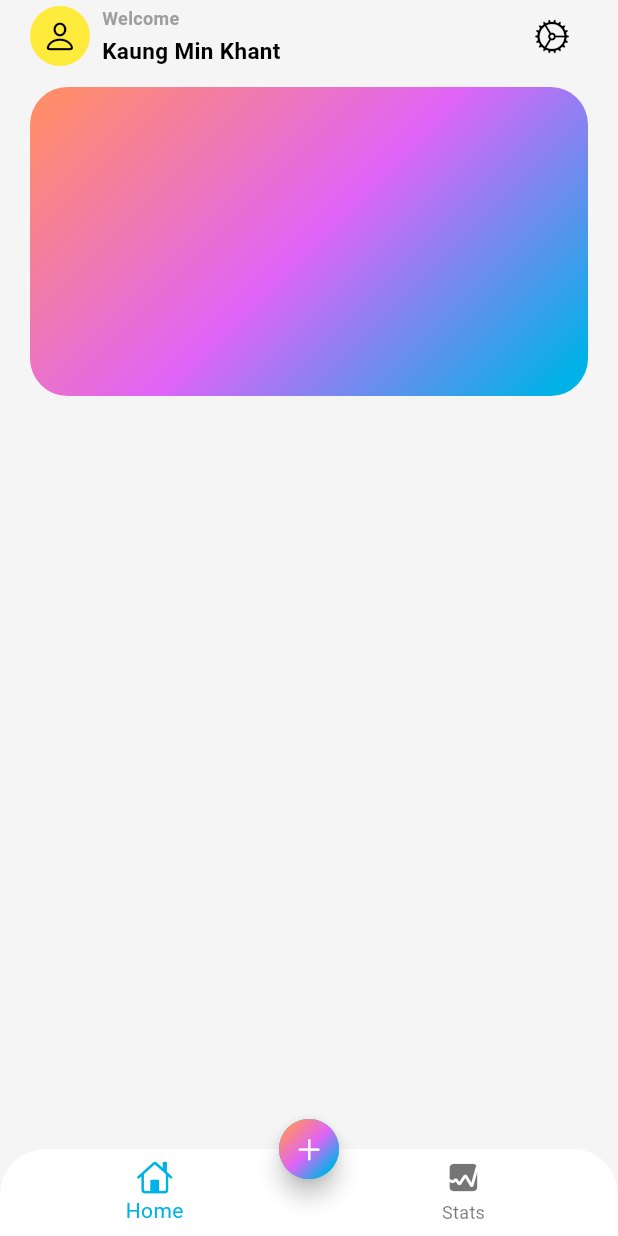
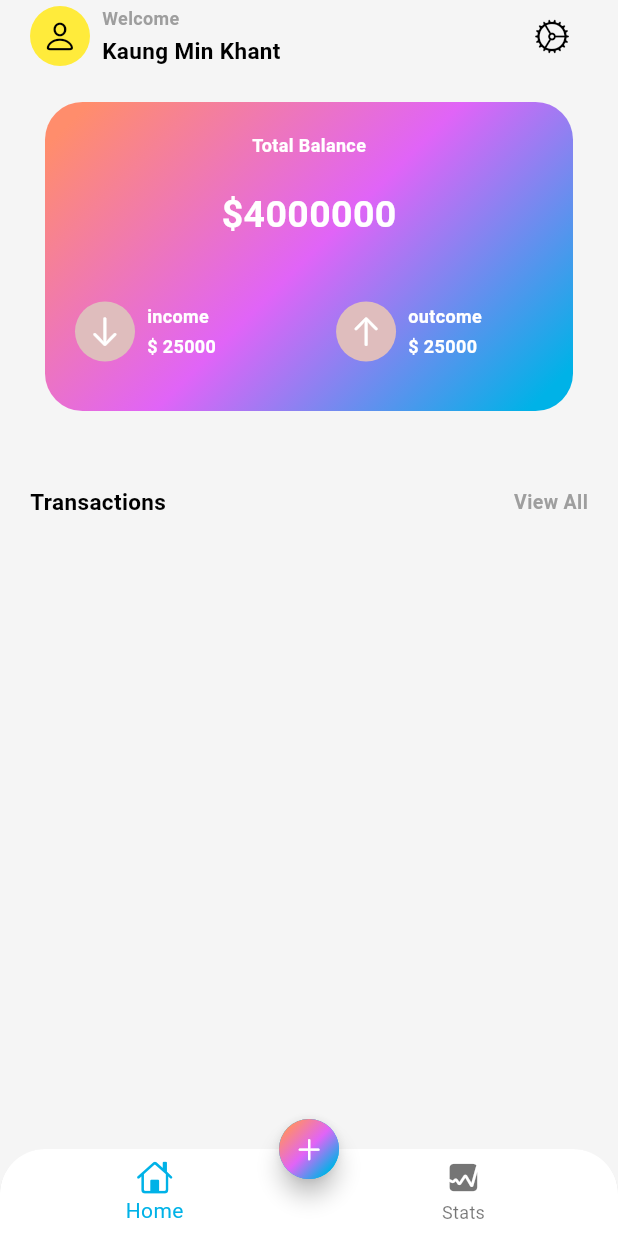
Before and after one commit to MinKhant21/Expense_Tracker_Flutter_app, a Flutter app: the screen it shows after launch, on a phone screen of 412 x 824 dp. Run offline on Flutter 3.47's test engine with Material 3 defaults, Android fonts, the phone set to English and light mode, and no system bars.

Commit message:
header block

```diff
--- a/lib/screens/home/views/main_screen.dart
+++ b/lib/screens/home/views/main_screen.dart
@@ -59,18 +59,150 @@ class MainView extends StatelessWidget {
               ),
             ),
             const SizedBox(height: 10),
-            Container(
+            Padding(
+              padding: const EdgeInsets.all(10),
+              child: Container(
+                width: double.infinity,
                 height: MediaQuery.of(context).size.width / 2,
                 decoration: BoxDecoration(
                     color: Colors.red,
-                  gradient: const LinearGradient(colors: [
+                    gradient: const LinearGradient(
+                      colors: [
                         Color(0xFFFF8D6C),
                         Color(0xFFE064F7),
                         Color(0xFF00B2E7),
                       ],
-                  transform:  GradientRotation(pi/4),
+                      transform: GradientRotation(pi / 4),
                     ),
                     borderRadius: BorderRadius.circular(25)),
+                child: const Column(
+                  children: [
+                    SizedBox(
+                      height: 20,
+                    ),
+                    Text(
+                      "Total Balance",
+                      style: TextStyle(
+                        color: Colors.white,
+                        fontWeight: FontWeight.bold,
+                        fontSize: 12,
+                      ),
+                    ),
+                    SizedBox(
+                      height: 20,
+                    ),
+                    Text(
+                      "\$4000000",
+                      style: TextStyle(
+                        color: Colors.white,
+                        fontWeight: FontWeight.bold,
+                        fontSize: 25,
+                      ),
+                    ),
+                    SizedBox(
+                      height: 20,
+                    ),
+                    Row(
+                      children: [
+                        Padding(
+                          padding: EdgeInsets.all(20),
+                          child: Row(
+                            mainAxisAlignment: MainAxisAlignment.spaceBetween,
+                            children: [
+                              CircleAvatar(
+                                backgroundColor:
+                                    Color.fromARGB(255, 223, 189, 189),
+                                child: Icon(CupertinoIcons.arrow_down),
+                              ),
+                              SizedBox(
+                                width: 8,
+                              ),
+                              Column(
+                                  crossAxisAlignment: CrossAxisAlignment.start,
+                                  children: [
+                                    Text(
+                                      "income",
+                                      style: TextStyle(
+                                        color: Colors.white,
+                                        fontWeight: FontWeight.bold,
+                                        fontSize: 12,
+                                      ),
+                                    ),
+                                    SizedBox(
+                                      height: 3,
+                                    ),
+                                    Text(
+                                      "\$ 25000",
+                                      style: TextStyle(
+                                        color: Colors.white,
+                                        fontWeight: FontWeight.bold,
+                                        fontSize: 12,
+                                      ),
+                                    )
+                                  ]),
+                              SizedBox(
+                                width: 80,
+                              ),
+                              CircleAvatar(
+                                backgroundColor:
+                                    Color.fromARGB(255, 223, 189, 189),
+                                child: Icon(CupertinoIcons.arrow_up),
+                              ),
+                              SizedBox(
+                                width: 8,
+                              ),
+                              Column(
+                                  crossAxisAlignment: CrossAxisAlignment.start,
+                                  children: [
+                                    Text(
+                                      "outcome",
+                                      style: TextStyle(
+                                        color: Colors.white,
+                                        fontWeight: FontWeight.bold,
+                                        fontSize: 12,
+                                      ),
+                                    ),
+                                    SizedBox(
+                                      height: 3,
+                                    ),
+                                    Text(
+                                      "\$ 25000",
+                                      style: TextStyle(
+                                        color: Colors.white,
+                                        fontWeight: FontWeight.bold,
+                                        fontSize: 12,
+                                      ),
+                                    )
+                                  ]),
+                            ],
+                          ),
+                        ),
+                      ],
+                    ),
+                  ],
+                ),
+              ),
+            ),
+            const SizedBox(height: 40,),
+            const Row(
+              mainAxisAlignment: MainAxisAlignment.spaceBetween,
+              children: [
+                Text("Transactions",
+                style: TextStyle(
+                  color: Colors.black,
+                  fontWeight: FontWeight.bold,
+                  fontSize: 15,
+                ),
+                ),
+                Text("View All",
+                style: TextStyle(
+                  color: Colors.grey,
+                  fontWeight: FontWeight.bold,
+                  fontSize: 13,
+                ),
+
+                ),
+              ],
             )
           ],
         ),
```
Lines whose indentation alone changed are shown as unchanged.
